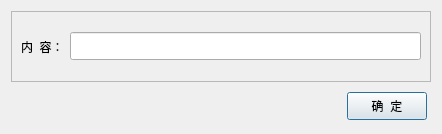
Qt form SelfWidget/mytextinput.ui (xibeilang524/Graphics) before a commit.
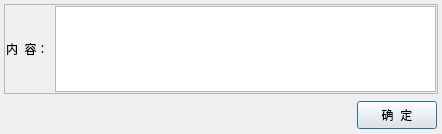
The same form after that commit.

What changed in the file:
```diff
--- a/SelfWidget/mytextinput.ui
+++ b/SelfWidget/mytextinput.ui
@@ -14,6 +14,9 @@
    <string>Dialog</string>
   </property>
   <layout class="QVBoxLayout" name="verticalLayout">
+   <property name="margin">
+    <number>4</number>
+   </property>
    <item>
     <widget class="QFrame" name="frame">
      <property name="frameShape">
@@ -23,6 +26,9 @@
       <enum>QFrame::Raised</enum>
      </property>
      <layout class="QHBoxLayout" name="horizontalLayout">
+      <property name="margin">
+       <number>1</number>
+      </property>
       <item>
        <widget class="QLabel" name="label">
         <property name="text">
@@ -31,14 +37,7 @@
        </widget>
       </item>
       <item>
-       <widget class="QLineEdit" name="content">
-        <property name="minimumSize">
-         <size>
-          <width>0</width>
-          <height>28</height>
-         </size>
-        </property>
-       </widget>
+       <widget class="QPlainTextEdit" name="content"/>
       </item>
      </layout>
     </widget>
@@ -53,7 +52,7 @@
      </property>
      <layout class="QHBoxLayout" name="horizontalLayout_2">
       <property name="margin">
-       <number>4</number>
+       <number>1</number>
       </property>
       <item>
        <spacer name="horizontalSpacer">
```
